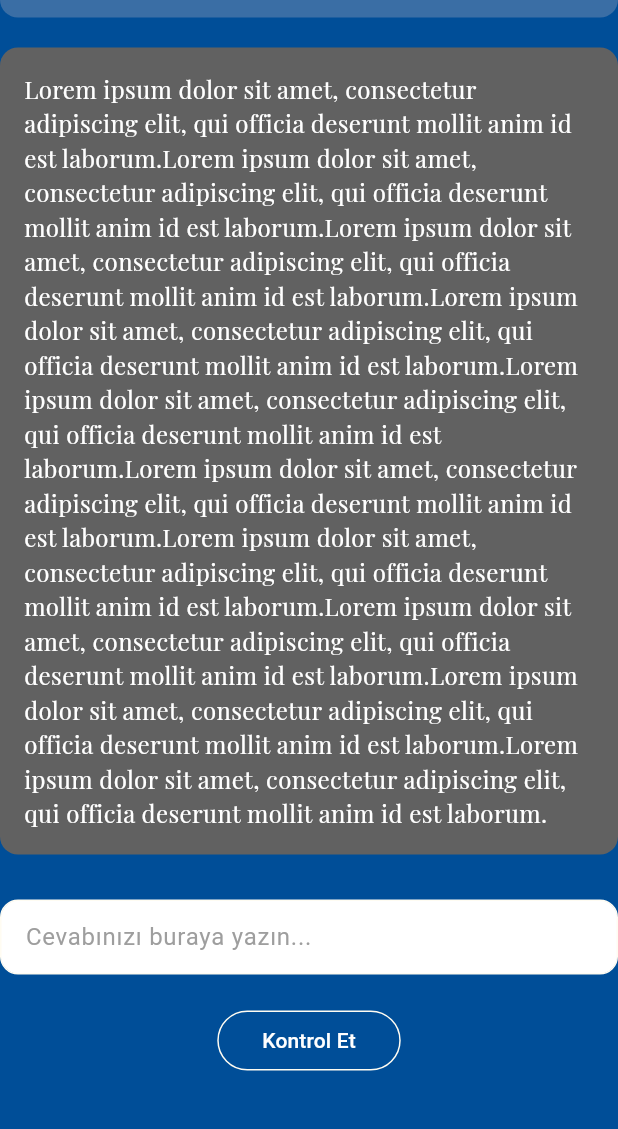
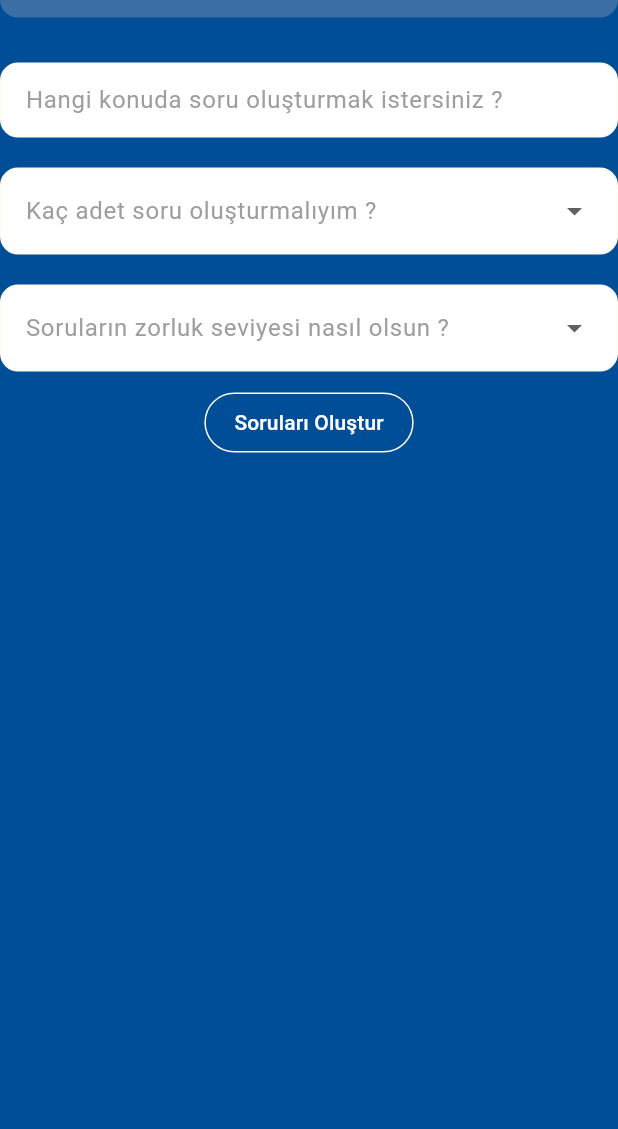
Before and after one commit to Melihemin/GeVmini, a Flutter app: the QuestionPage screen opened directly, on a phone screen of 412 x 824 dp, the part 107-1236 px from its top. Run offline on Flutter 3.47's test engine with Material 3 defaults, Android fonts, the light colour scheme and no system bars; our stand-ins replace native_dialog_plus; missing offline and left inert: a package.

Commit message:
A few necessary adjustments were made to the project. Input types for all screens have been edited and new ones have been added. Correct outputs were created for functions. Screen and icon design for ChatBot was completed. ChatBot infrastructure was prepared.

```diff
--- a/gevmini/lib/main.dart
+++ b/gevmini/lib/main.dart
@@ -87,9 +87,9 @@
                 ),
               ),
               SizedBox(height: 40),
-              ElevatedButton(
-                style: ElevatedButton.styleFrom(
-                  backgroundColor: const Color(0xFF3A6EA5),
+              OutlinedButton(
+              style: OutlinedButton.styleFrom(
+                side: BorderSide(color: Color(0xFFFFFCF2)),
                   padding: EdgeInsets.symmetric(vertical: 12, horizontal: 40),
                   shape: RoundedRectangleBorder(
                     borderRadius: BorderRadius.circular(25),
--- a/gevmini/lib/motivate_page.dart
+++ b/gevmini/lib/motivate_page.dart
@@ -117,9 +117,9 @@ class _MotivationPageState extends State<MotivationPage> {
             ),
 
             // Submit Button
-            ElevatedButton(
-              style: ElevatedButton.styleFrom(
-                backgroundColor: Color(0xFF3A6EA5),
+            OutlinedButton(
+              style: OutlinedButton.styleFrom(
+                side: BorderSide(color: Color(0xFFFFFCF2)),
                 padding: EdgeInsets.symmetric(horizontal: 30, vertical: 10),
               ),
               onPressed: () {
--- a/gevmini/lib/question_page.dart
+++ b/gevmini/lib/question_page.dart
@@ -1,4 +1,5 @@
 import 'package:flutter/material.dart';
+import 'package:gevmini/functions.dart';
 import 'package:native_dialog_plus/native_dialog_plus.dart';
 import 'global.dart'; //dart file it keeps username
 
@@ -14,7 +15,10 @@ const QuestionPage({Key? key}) : super(key: key);
 class _QuestionPageState extends State<QuestionPage> {
   bool isExplanationVisible = false;
   bool showAdditionalButtons = false;
-  final TextEditingController _textController = TextEditingController(); // textController
+  final TextEditingController _textController = TextEditingController(); // textController;
+  int? _selectedQuestionCount; // Değişkeni tanımladık
+  String? _selectedDifficulty; // Değişkeni tanımladık
+
 
   @override
   void dispose() {
@@ -68,45 +72,8 @@ class _QuestionPageState extends State<QuestionPage> {
         ),
         SizedBox(height: 20),
 
-        // Question Area
         Container(
-            padding: EdgeInsets.all(16),
-            decoration: BoxDecoration(
-              color: Colors.grey[700],
-              borderRadius: BorderRadius.circular(12),
-            ),
-            child: Text(
-              'Lorem ipsum dolor sit amet, consectetur adipiscing elit, '
-              'qui officia deserunt mollit anim id est laborum.'
-              'Lorem ipsum dolor sit amet, consectetur adipiscing elit, '
-              'qui officia deserunt mollit anim id est laborum.'
-              'Lorem ipsum dolor sit amet, consectetur adipiscing elit, '
-              'qui officia deserunt mollit anim id est laborum.'
-              'Lorem ipsum dolor sit amet, consectetur adipiscing elit, '
-              'qui officia deserunt mollit anim id est laborum.'
-              'Lorem ipsum dolor sit amet, consectetur adipiscing elit, '
-              'qui officia deserunt mollit anim id est laborum.'
-              'Lorem ipsum dolor sit amet, consectetur adipiscing elit, '
-              'qui officia deserunt mollit anim id est laborum.'
-              'Lorem ipsum dolor sit amet, consectetur adipiscing elit, '
-              'qui officia deserunt mollit anim id est laborum.'
-              'Lorem ipsum dolor sit amet, consectetur adipiscing elit, '
-              'qui officia deserunt mollit anim id est laborum.'
-              'Lorem ipsum dolor sit amet, consectetur adipiscing elit, '
-              'qui officia deserunt mollit anim id est laborum.'
-              'Lorem ipsum dolor sit amet, consectetur adipiscing elit, '
-              'qui officia deserunt mollit anim id est laborum.',
-              style: TextStyle(
-                color: Colors.white,
-                fontFamily: 'PlayfairDisplay',
-                fontSize: 16
-                ),
-            ),
-          ),
-        SizedBox(height: 10),
-
-        Container(
-              margin: EdgeInsets.symmetric(vertical: 20),
+              margin: EdgeInsets.symmetric(vertical: 10),
               padding: EdgeInsets.symmetric(horizontal: 16),
               decoration: BoxDecoration(
                 color: Colors.white,
@@ -117,8 +84,62 @@ class _QuestionPageState extends State<QuestionPage> {
                 controller: _textController,
                 style: TextStyle(color: Colors.black),
                 decoration: InputDecoration(
-                  hintText: 'Cevabınızı buraya yazın...',
+                  hintText: 'Hangi konuda soru oluşturmak istersiniz ?',
                   hintStyle: TextStyle(color: Colors.grey),
+                  border: InputBorder.none,
+                ),
+              ),
+            ),
+
+            Container(
+              margin: EdgeInsets.symmetric(vertical: 10),
+              padding: EdgeInsets.symmetric(horizontal: 16),
+              decoration: BoxDecoration(
+                color: Colors.white,
+                borderRadius: BorderRadius.circular(12),
+                border: Border.all(color: Color(0xFFFFFCF2)),
+              ),
+              child: DropdownButtonFormField<int>(
+                value: _selectedQuestionCount,
+                items: List.generate(5, (index) => index + 1).map((e) => DropdownMenuItem<int>(
+                  value: e,
+                  child: Text(e.toString()),
+                )).toList(),
+                onChanged: (value) {
+                  setState(() {
+                    _selectedQuestionCount = value;
+                  });
+                },
+                decoration: InputDecoration(
+                  labelText: 'Kaç adet soru oluşturmalıyım ?',
+                  labelStyle: TextStyle(color: Colors.grey),
+                  border: InputBorder.none,
+                ),
+              ),
+            ),
+
+            Container(
+              margin: EdgeInsets.symmetric(vertical: 10),
+              padding: EdgeInsets.symmetric(horizontal: 16),
+              decoration: BoxDecoration(
+                color: Colors.white,
+                borderRadius: BorderRadius.circular(12),
+                border: Border.all(color: Color(0xFFFFFCF2)),
+              ),
+              child: DropdownButtonFormField<String>(
+                value: _selectedDifficulty,
+                items: ['Kolay', 'Orta', 'Zor', 'İleri'].map((e) => DropdownMenuItem<String>(
+                  value: e,
+                  child: Text(e),
+                )).toList(),
+                onChanged: (value) {
+                  setState(() {
+                    _selectedDifficulty = value;
+                  });
+                },
+                decoration: InputDecoration(
+                  labelText: 'Soruların zorluk seviyesi nasıl olsun ?',
+                  labelStyle: TextStyle(color: Colors.grey),
                   border: InputBorder.none,
                 ),
               ),
@@ -132,77 +153,32 @@ class _QuestionPageState extends State<QuestionPage> {
         OutlinedButton(
           style: OutlinedButton.styleFrom(
             side: BorderSide(color: Color(0xFFFFFCF2)),
-            padding: EdgeInsets.symmetric(horizontal: 30, vertical: 10),
+            padding: EdgeInsets.symmetric(horizontal: 20, vertical: 10),
           ),
           onPressed: () { //onclick method
-            if (_textController.text.trim().isEmpty) { //toast message and other buttons visibility
+            if (_textController.text.trim().isEmpty || _selectedQuestionCount == null || _selectedDifficulty == null) { //toast message and other buttons visibility
+
               ScaffoldMessenger.of(context).showSnackBar(
-                SnackBar(content: Text('Lütfen bir cevap girin ${userName}')),
+                SnackBar(content: Text('Lütfen tüm alanları doldurun ${userName}')),
               );
-            } else {
-              setState(() {
-                showAdditionalButtons = true;
-              });
-            }
-          },
-          child: Text(
-            'Kontrol Et',
-            style: TextStyle(color: Colors.white),
-          ),
-        ),
-
-        if (showAdditionalButtons) ...[  // visibility
-          //space between buttons
-          SizedBox(width: 5),
-          //Explain question button
-          OutlinedButton(
-            style: OutlinedButton.styleFrom(
-              side: BorderSide(color: Color(0xFFFFFCF2)),
-              padding: EdgeInsets.symmetric(horizontal: 30, vertical: 10),
-            ),
-            onPressed: () {
-              NativeDialogPlus(
+            }else{
+            NativeDialogPlus(
                 actions: [
                 NativeDialogPlusAction(
                         text: 'Kapat',
                         style: NativeDialogPlusActionStyle.defaultStyle,
                     ),
                 ],
-                title: 'İşte Sorunun Açıklaması :',
-                message: 'Lorem ipsum dolor sit amet, consectetur adipiscing elit, '
-                          'qui officia deserunt mollit anim id est laborum.'
-                          'Lorem ipsum dolor sit amet, consectetur adipiscing elit, '
-                          'qui officia deserunt mollit anim id est laborum.'
-                          'Lorem ipsum dolor sit amet, consectetur adipiscing elit, '
-                          'qui officia deserunt mollit anim id est laborum.'
-                          'Lorem ipsum dolor sit amet, consectetur adipiscing elit, '
-                          'qui officia deserunt mollit anim id est laborum.'
-                          'Lorem ipsum dolor sit amet, consectetur adipiscing elit, '
-                          'qui officia deserunt mollit anim id est laborum.'
-                          'Lorem ipsum dolor sit amet, consectetur adipiscing elit, '
-                          'qui officia deserunt mollit anim id est laborum.'
+                title: 'İşte Oluşturmamı İstediğin Sorular :',
+                //message: AidaFunctions(model).createQuiz(_textController.text, _selectedQuestionCount, _selectedDifficulty); //Attach a model in Class parameter
                   ).show();
-                },
-            child: Text(
-              'Soruyu Açıkla',
-              style: TextStyle(color: Colors.white),
-            ),
+                }
+          },
+          child: Text(
+            'Soruları Oluştur',
+            style: TextStyle(color: Colors.white),
           ),
-          //space between buttons
-          SizedBox(width: 5),
-          //next quesetion button
-          IconButton(
-            icon: Icon(Icons.arrow_forward),
-            color: Color(0xFFFFFCF2),
-            onPressed: () {
-              // //onclick method
-            setState(() {
-              showAdditionalButtons = false;
-              isExplanationVisible = false;
-            });
-          },
-          ),
-        ],
+        ),
       ],
     ),
     SizedBox(height: 20),
--- a/gevmini/pubspec.yaml
+++ b/gevmini/pubspec.yaml
@@ -70,6 +70,9 @@ flutter:
         - asset: assets/fonts/PlayfairDisplay-Regular.ttf
         - asset: assets/fonts/PlayfairDisplay-Bold.ttf
 
+  assets:
+    - assets/images/gevrek.png
+
   # To add assets to your application, add an assets section, like this:
   # assets:
   #   - images/a_dot_burr.jpeg
```
Also changed, not shown: gevmini/lib/ask_question.dart (+19 -12 lines), gevmini/lib/functions.dart (+88 -87 lines), gevmini/lib/main_menu.dart (+9 -9 lines), gevmini/lib/profile_page.dart (added, +54 -0 lines), gevmini/assets/images/gevrek.png (added).
